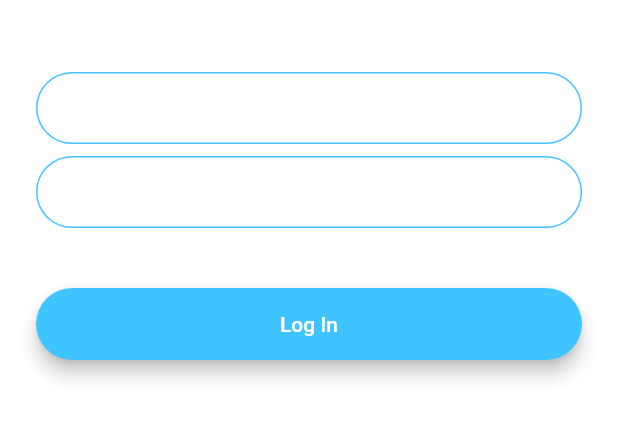
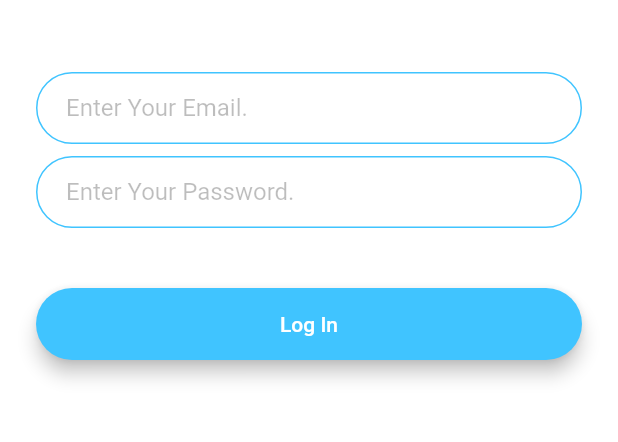
Before and after one commit to its-asaduzzaman/Flutter-chat-app-with-firebase, a Flutter app: the screen it shows after launch, after a tap on "Log In", on a phone screen of 412 x 824 dp, the part 576-1018 px from its top. Run offline on Flutter 3.47's test engine with Material 2 defaults, Android fonts, the phone set to English and light mode, and no system bars; our stand-ins replace animated_text_kit.

Commit message:
refactor some code

```diff
--- /dev/null
+++ b/lib/components/rounded_button.dart
@@ -0,0 +1,35 @@
+import 'package:flutter/material.dart';
+
+
+class RoundedButton extends StatelessWidget {
+  final String label;
+  final Color buttonColor;
+  final VoidCallback onTap;
+
+  const RoundedButton(
+      {Key? key,
+        required this.label,
+        required this.buttonColor,
+        required this.onTap})
+      : super(key: key);
+
+  @override
+  Widget build(BuildContext context) {
+    return Padding(
+      padding: const EdgeInsets.symmetric(vertical: 16.0),
+      child: Material(
+        elevation: 5.0,
+        color: buttonColor,
+        borderRadius: BorderRadius.circular(30.0),
+        child: MaterialButton(
+          onPressed: onTap,
+          minWidth: 200.0,
+          height: 42.0,
+          child: Text(
+            label,
+          ),
+        ),
+      ),
+    );
+  }
+}
--- a/lib/constants.dart
+++ b/lib/constants.dart
@@ -17,3 +17,20 @@ const kMessageContainerDecoration = BoxDecoration(
     top: BorderSide(color: Colors.lightBlueAccent, width: 2.0),
   ),
 );
+
+const kTextFieldDecoration = InputDecoration(
+  hintText: '',
+  hintStyle: TextStyle(color: Colors.black26),
+  contentPadding: EdgeInsets.symmetric(vertical: 10.0, horizontal: 20.0),
+  border: OutlineInputBorder(
+    borderRadius: BorderRadius.all(Radius.circular(32.0)),
+  ),
+  enabledBorder: OutlineInputBorder(
+    borderSide: BorderSide(color: Colors.lightBlueAccent, width: 1.0),
+    borderRadius: BorderRadius.all(Radius.circular(32.0)),
+  ),
+  focusedBorder: OutlineInputBorder(
+    borderSide: BorderSide(color: Colors.lightBlueAccent, width: 2.0),
+    borderRadius: BorderRadius.all(Radius.circular(32.0)),
+  ),
+);
--- a/lib/screens/login_screen.dart
+++ b/lib/screens/login_screen.dart
@@ -1,7 +1,11 @@
 import 'package:flutter/material.dart';
+import 'package:flutter_chat_app_with_firebase/components/rounded_button.dart';
+
+import '../constants.dart';
 
 class LoginScreen extends StatefulWidget {
   static String id = 'login_screen';
+
   @override
   _LoginScreenState createState() => _LoginScreenState();
 }
@@ -31,24 +35,7 @@ class _LoginScreenState extends State<LoginScreen> {
               onChanged: (value) {
                 //Do something with the user input.
               },
-              decoration: InputDecoration(
-                hintText: 'Enter your email',
-                contentPadding:
-                    EdgeInsets.symmetric(vertical: 10.0, horizontal: 20.0),
-                border: OutlineInputBorder(
-                  borderRadius: BorderRadius.all(Radius.circular(32.0)),
-                ),
-                enabledBorder: OutlineInputBorder(
-                  borderSide:
-                      BorderSide(color: Colors.lightBlueAccent, width: 1.0),
-                  borderRadius: BorderRadius.all(Radius.circular(32.0)),
-                ),
-                focusedBorder: OutlineInputBorder(
-                  borderSide:
-                      BorderSide(color: Colors.lightBlueAccent, width: 2.0),
-                  borderRadius: BorderRadius.all(Radius.circular(32.0)),
-                ),
-              ),
+              decoration: kTextFieldDecoration.copyWith(hintText: 'Enter Your Email.'),
             ),
             SizedBox(
               height: 8.0,
@@ -57,45 +44,15 @@ class _LoginScreenState extends State<LoginScreen> {
               onChanged: (value) {
                 //Do something with the user input.
               },
-              decoration: InputDecoration(
-                hintText: 'Enter your password.',
-                contentPadding:
-                    EdgeInsets.symmetric(vertical: 10.0, horizontal: 20.0),
-                border: OutlineInputBorder(
-                  borderRadius: BorderRadius.all(Radius.circular(32.0)),
-                ),
-                enabledBorder: OutlineInputBorder(
-                  borderSide:
-                      BorderSide(color: Colors.lightBlueAccent, width: 1.0),
-                  borderRadius: BorderRadius.all(Radius.circular(32.0)),
-                ),
-                focusedBorder: OutlineInputBorder(
-                  borderSide:
-                      BorderSide(color: Colors.lightBlueAccent, width: 2.0),
-                  borderRadius: BorderRadius.all(Radius.circular(32.0)),
-                ),
-              ),
+              decoration: kTextFieldDecoration.copyWith(hintText: 'Enter Your Password.'),
             ),
             SizedBox(
               height: 24.0,
             ),
-            Padding(
-              padding: EdgeInsets.symmetric(vertical: 16.0),
-              child: Material(
-                color: Colors.lightBlueAccent,
-                borderRadius: BorderRadius.all(Radius.circular(30.0)),
-                elevation: 5.0,
-                child: MaterialButton(
-                  onPressed: () {
-                    //Implement login functionality.
-                  },
-                  minWidth: 200.0,
-                  height: 42.0,
-                  child: Text(
-                    'Log In',
-                  ),
-                ),
-              ),
+            RoundedButton(
+              label: 'Log In',
+              buttonColor: Colors.lightBlueAccent,
+              onTap: () {},
             ),
           ],
         ),
--- a/lib/screens/welcome_screen.dart
+++ b/lib/screens/welcome_screen.dart
@@ -1,10 +1,13 @@
 import 'package:animated_text_kit/animated_text_kit.dart';
 import 'package:flutter/material.dart';
+import 'package:flutter_chat_app_with_firebase/components/rounded_button.dart';
 import 'package:flutter_chat_app_with_firebase/screens/login_screen.dart';
 import 'package:flutter_chat_app_with_firebase/screens/registration_screen.dart';
 
 class WelcomeScreen extends StatefulWidget {
   static String id = 'welcome_screen';
+
+  const WelcomeScreen({Key? key}) : super(key: key);
 
   @override
   _WelcomeScreenState createState() => _WelcomeScreenState();
@@ -21,15 +24,12 @@ class _WelcomeScreenState extends State<WelcomeScreen>
     super.initState();
     controller =
         AnimationController(duration: const Duration(seconds: 1), vsync: this);
-
     animation =
         ColorTween(begin: Colors.grey, end: Colors.white).animate(controller);
-
     controller.forward();
 
     controller.addListener(() {
       setState(() {});
-      print(animation.value);
     });
   }
 
@@ -45,7 +45,7 @@ class _WelcomeScreenState extends State<WelcomeScreen>
     return Scaffold(
       backgroundColor: animation.value,
       body: Padding(
-        padding: EdgeInsets.symmetric(horizontal: 24.0),
+        padding: const EdgeInsets.symmetric(horizontal: 24.0),
         child: Column(
           mainAxisAlignment: MainAxisAlignment.center,
           crossAxisAlignment: CrossAxisAlignment.stretch,
@@ -73,45 +73,22 @@ class _WelcomeScreenState extends State<WelcomeScreen>
                 ),
               ],
             ),
-           const SizedBox(
+            const SizedBox(
               height: 48.0,
             ),
-            Padding(
-              padding: EdgeInsets.symmetric(vertical: 16.0),
-              child: Material(
-                elevation: 5.0,
-                color: Colors.lightBlueAccent,
-                borderRadius: BorderRadius.circular(30.0),
-                child: MaterialButton(
-                  onPressed: () {
-                    Navigator.pushNamed(context, LoginScreen.id);
-                    //Go to login screen.
-                  },
-                  minWidth: 200.0,
-                  height: 42.0,
-                  child: const Text(
-                    'Log In',
-                  ),
-                ),
-              ),
+            RoundedButton(
+              label: 'Log In',
+              buttonColor: Colors.lightBlueAccent,
+              onTap: () {
+                Navigator.pushNamed(context, LoginScreen.id);
+              },
             ),
-            Padding(
-              padding: EdgeInsets.symmetric(vertical: 16.0),
-              child: Material(
-                color: Colors.blueAccent,
-                borderRadius: BorderRadius.circular(30.0),
-                elevation: 5.0,
-                child: MaterialButton(
-                  onPressed: () {
-                    Navigator.pushNamed(context, RegistrationScreen.id);
-                  },
-                  minWidth: 200.0,
-                  height: 42.0,
-                  child: const Text(
-                    'Register',
-                  ),
-                ),
-              ),
+            RoundedButton(
+              label: 'Registration',
+              buttonColor: Colors.blueAccent,
+              onTap: () {
+                Navigator.pushNamed(context, RegistrationScreen.id);
+              },
             ),
           ],
         ),
```
Also changed, not shown: lib/screens/registration_screen.dart (+10 -50 lines).
